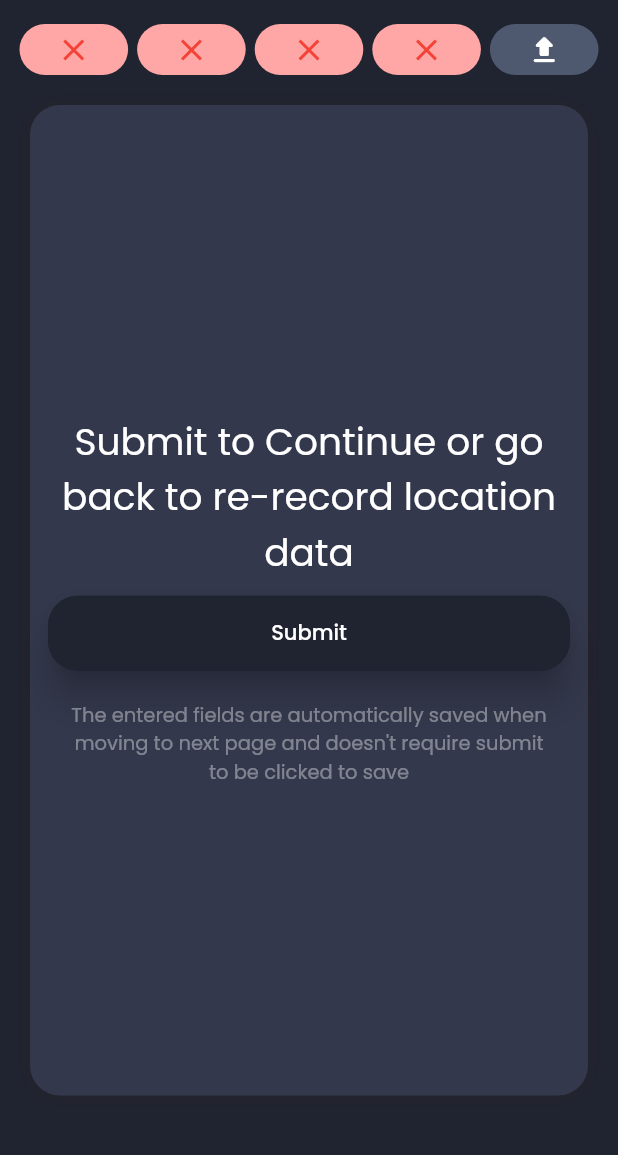
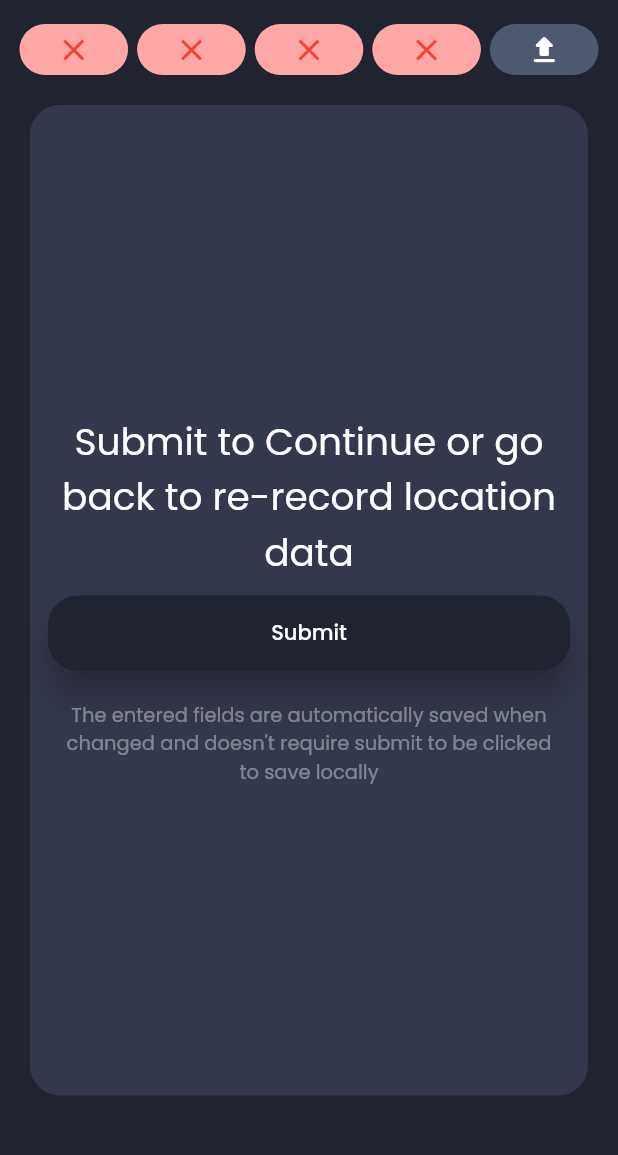
Before and after one commit to TheCraftOfCode/GeoSpatial, a Flutter app: the CollectLocationWidget screen opened directly, swiped to page 5, on a phone screen of 412 x 824 dp, the part 60-1215 px from its top. Run offline on Flutter 3.47's test engine with Material 2 defaults, Android fonts, the phone set to English and light mode, and no system bars; drawn by our look-alikes of oktoast; our stand-ins replace auto_size_text, connectivity_plus, flutter_secure_storage, flutter_svg, flutter_typeahead, geolocator and 4 more; missing offline and left inert: flutter_rounded_date_picker; accounts and stored records are empty; generated files the repository leaves out were written again.

Commit message:
Changed note message for location page

```diff
--- a/lib/Screens/CollectLocationWidget.dart
+++ b/lib/Screens/CollectLocationWidget.dart
@@ -77,8 +77,7 @@ class _CollectLocationWidgetState extends State<CollectLocationWidget> {
           backgroundColor: colors.darkScaffoldColor,
           appBar: AppBarBackButton('Get Location'),
           body: SingleChildScrollView(
-            child: FormPageView(
-                [
+            child: FormPageView([
               LocationWidgetField(
                 title: "Record location at top left part of the facility",
                 context: context,
@@ -115,17 +114,15 @@ class _CollectLocationWidgetState extends State<CollectLocationWidget> {
                   widget.modelData?.locationBottomRight = data;
                 },
               ),
-                ],
-                _onSubmit,
-                onChange: (isValid){
-                  print("IS LOCATION VALID: ${widget.modelData?.locationPageValid}");
+            ], _onSubmit, onChange: (isValid) {
+              print(
+                  "IS LOCATION VALID: ${widget.modelData?.locationPageValid}");
               widget.modelData?.locationPageValid = isValid;
             },
                 submitMessage:
                     "Submit to Continue or go back to re-record location data",
-                note: "The entered fields are automatically saved when moving to next page and doesn't require submit to be clicked to save",
-
-            ),
+                note:
+                    "The entered fields are automatically saved when changed and doesn't require submit to be clicked to save locally"),
           )),
     );
   }
```
Lines whose indentation alone changed are shown as unchanged.
